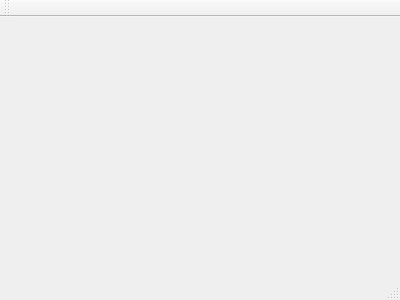
Before: the Qt Designer form Test1/mainwindow.ui in dunnywei/graphics_linux, drawn with Qt 5.
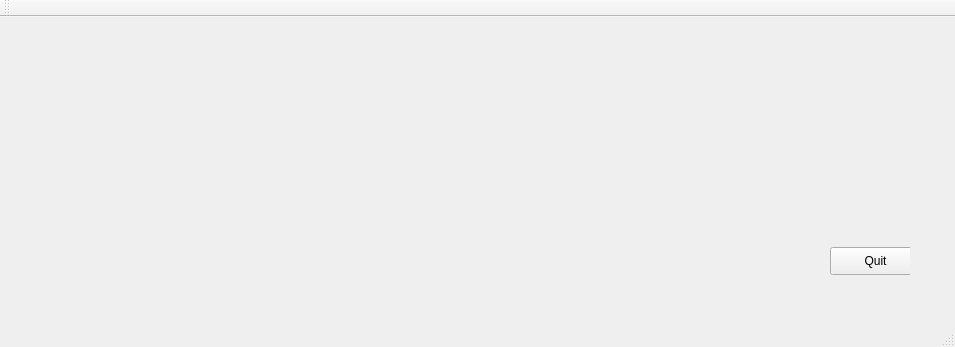
After: the same form once the commit is applied.

```diff
--- a/Test1/mainwindow.ui
+++ b/Test1/mainwindow.ui
@@ -1,24 +1,66 @@
 <ui version="4.0">
  <class>MainWindow</class>
- <widget class="QMainWindow" name="MainWindow" >
-  <property name="geometry" >
+ <widget class="QMainWindow" name="MainWindow">
+  <property name="windowModality">
+   <enum>Qt::ApplicationModal</enum>
+  </property>
+  <property name="geometry">
    <rect>
     <x>0</x>
     <y>0</y>
-    <width>400</width>
-    <height>300</height>
+    <width>955</width>
+    <height>347</height>
    </rect>
   </property>
   <property name="windowTitle" >
    <string>MainWindow</string>
   </property>
-  <widget class="QMenuBar" name="menuBar" />
-  <widget class="QToolBar" name="mainToolBar" />
-  <widget class="QWidget" name="centralWidget" />
-  <widget class="QStatusBar" name="statusBar" />
+  <widget class="QWidget" name="centralWidget">
+   <widget class="QWidget" name="Widget" native="true">
+    <property name="geometry">
+     <rect>
+      <x>790</x>
+      <y>20</y>
+      <width>120</width>
+      <height>241</height>
+     </rect>
+    </property>
+    <widget class="QPushButton" name="pushButton">
+     <property name="geometry">
+      <rect>
+       <x>40</x>
+       <y>210</y>
+       <width>91</width>
+       <height>28</height>
+      </rect>
+     </property>
+     <property name="text">
+      <string>Quit</string>
+     </property>
+    </widget>
+   </widget>
+  </widget>
+  <widget class="QMenuBar" name="menuBar">
+   <property name="geometry">
+    <rect>
+     <x>0</x>
+     <y>0</y>
+     <width>955</width>
+     <height>28</height>
+    </rect>
+   </property>
+  </widget>
+  <widget class="QToolBar" name="mainToolBar">
+   <attribute name="toolBarArea">
+    <enum>TopToolBarArea</enum>
+   </attribute>
+   <attribute name="toolBarBreak">
+    <bool>false</bool>
+   </attribute>
+  </widget>
+  <widget class="QStatusBar" name="statusBar"/>
  </widget>
- <layoutDefault spacing="6" margin="11" />
- <pixmapfunction></pixmapfunction>
+ <layoutdefault spacing="6" margin="11"/>
  <resources/>
  <connections/>
 </ui>
```
Left out of the diff: 3 changed lines with no effect on the pictures.
